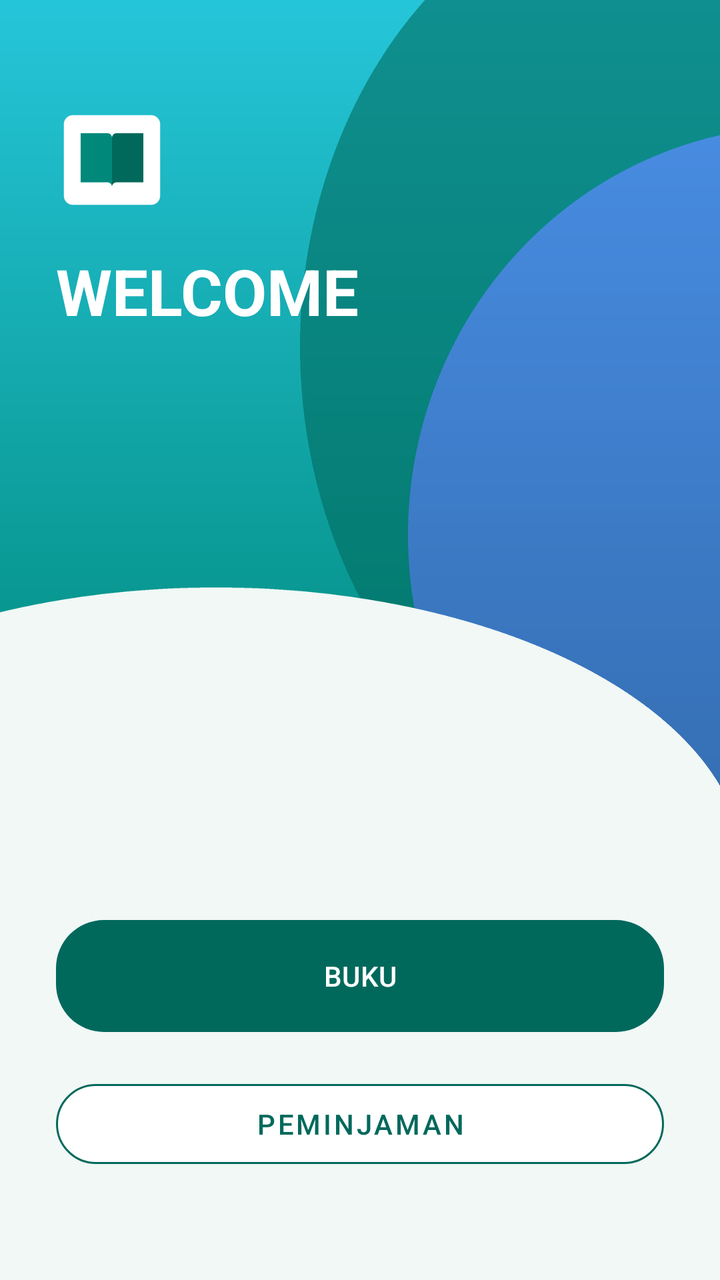
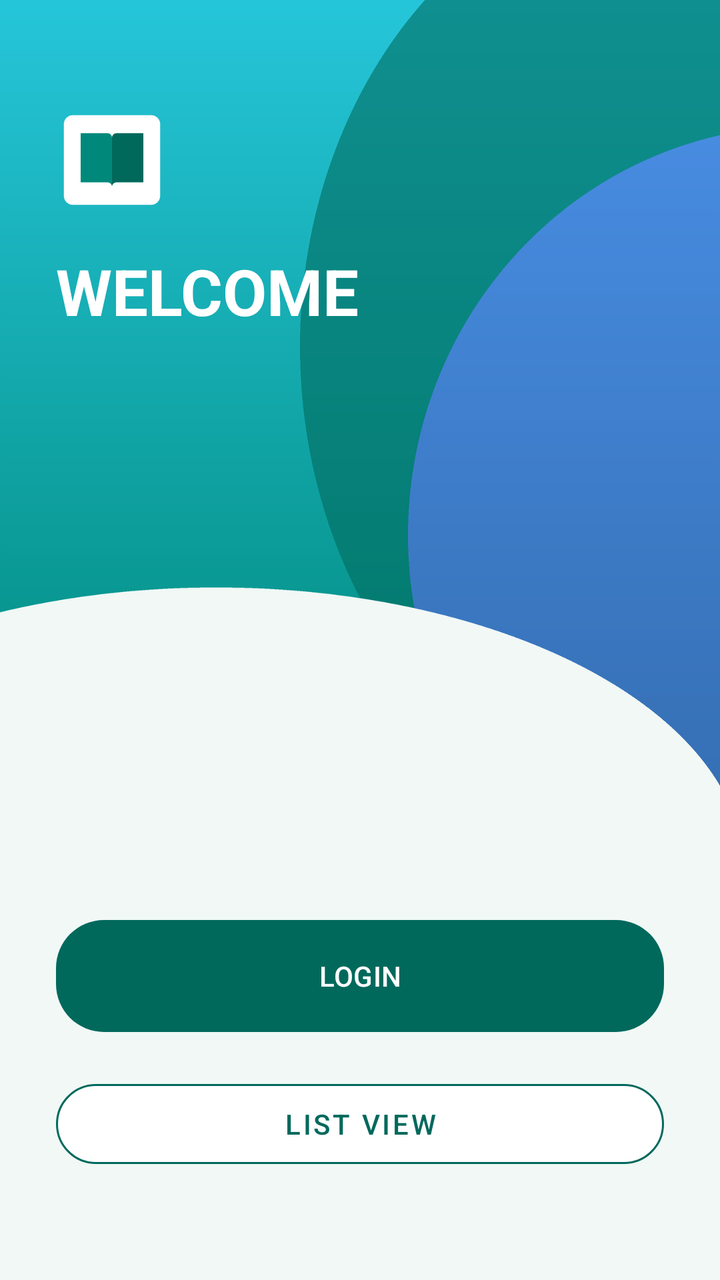

Compare the two renders of this Android layout. The source of the first and the diff that turns it into the second are given below.
<!-- AndroidManifest.xml: application theme Theme.UTSMoprog -->
<!-- res/layout/activity_main.xml -->
<?xml version="1.0" encoding="utf-8"?>
<LinearLayout xmlns:android="http://schemas.android.com/apk/res/android"
    xmlns:app="http://schemas.android.com/apk/res-auto"
    android:layout_width="match_parent"
    android:layout_height="match_parent"
    android:background="@drawable/bg_welcome"
    android:orientation="vertical"
    android:padding="28dp">

    <ImageView
        android:id="@+id/ivLogo"
        android:layout_width="56dp"
        android:layout_height="56dp"
        android:layout_marginTop="24dp"
        android:contentDescription="Logo perpustakaan"
        android:src="@drawable/ic_logo" />

    <TextView
        android:layout_width="wrap_content"
        android:layout_height="wrap_content"
        android:layout_marginTop="16dp"
        android:text="WELCOME"
        android:textColor="@android:color/white"
        android:textSize="32sp"
        android:textStyle="bold" />

    
    <LinearLayout
        android:layout_width="match_parent"
        android:layout_height="0dp"
        android:layout_weight="1"
        android:gravity="bottom"
        android:orientation="vertical"
        android:paddingBottom="24dp">

        <Button
            android:id="@+id/btnBuku"
            android:layout_width="match_parent"
            android:layout_height="64dp"
            android:text="BUKU"
            android:textColor="@android:color/white"
            app:backgroundTint="#00695C"
            app:cornerRadius="24dp" />

        <Button
            android:id="@+id/btnPeminjaman"
            style="@style/Widget.MaterialComponents.Button.OutlinedButton"
            android:layout_width="match_parent"
            android:layout_height="52dp"
            android:layout_marginTop="16dp"
            android:text="PEMINJAMAN"
            android:textColor="#00695C"
            app:backgroundTint="@android:color/white"
            app:cornerRadius="26dp"
            app:strokeColor="#00695C" />

    </LinearLayout>
</LinearLayout>
<!-- resources referenced by this layout -->
<resources>
  <!-- drawable bg_welcome: png bitmap (drawable, 42808 bytes) -->
  <!-- drawable ic_logo (drawable) -->
  <?xml version="1.0" encoding="utf-8"?>
  <vector xmlns:android="http://schemas.android.com/apk/res/android"
      android:width="140dp"
      android:height="140dp"
      android:viewportWidth="100"
      android:viewportHeight="100">
      <path
          android:fillColor="#FFFFFF"
          android:pathData="M15,10 h70 a8,8 0 0 1 8,8 v64 a8,8 0 0 1 -8,8 h-70 a8,8 0 0 1 -8,-8 v-64 a8,8 0 0 1 8,-8 z" />
      <path
          android:fillColor="#00897B"
          android:pathData="M22,26 h24 a4,4 0 0 1 4,4 v44 a4,4 0 0 0 -4,-4 h-24 z" />
      <path
          android:fillColor="#00695C"
          android:pathData="M78,26 h-24 a4,4 0 0 0 -4,4 v44 a4,4 0 0 1 4,-4 h24 z" />
  </vector>
  <style name="Theme.UTSMoprog" parent="Base.Theme.UTSMoprog" />
  <style name="Base.Theme.UTSMoprog" parent="Theme.Material3.DayNight.NoActionBar">
          
          
      </style>
</resources>

<!-- the commit's change to res/layout/activity_main.xml (unified diff, before → after) -->
@@ -34,21 +34,21 @@
         android:paddingBottom="24dp">
 
         <Button
-            android:id="@+id/btnBuku"
+            android:id="@+id/btnLogin"
             android:layout_width="match_parent"
             android:layout_height="64dp"
-            android:text="BUKU"
+            android:text="LOGIN"
             android:textColor="@android:color/white"
             app:backgroundTint="#00695C"
             app:cornerRadius="24dp" />
 
         <Button
-            android:id="@+id/btnPeminjaman"
+            android:id="@+id/btnList"
             style="@style/Widget.MaterialComponents.Button.OutlinedButton"
             android:layout_width="match_parent"
             android:layout_height="52dp"
             android:layout_marginTop="16dp"
-            android:text="PEMINJAMAN"
+            android:text="LIST VIEW"
             android:textColor="#00695C"
             app:backgroundTint="@android:color/white"
             app:cornerRadius="26dp"
